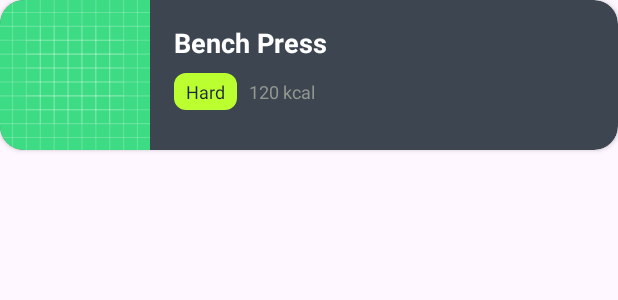
After one commit to m-belefqih/FitHub, an Android app: the layout item_exercise.xml on its own in the app's theme, with its tools: preview values and no code run, on a phone screen of 412 x 824 dp. The commit adds this screen. Shown: the top 300 px of the screen. Run offline under Robolectric (Android 15) with nearby library versions, the phone set to English and light mode, and no system bars.

Commit message:
Add new layout/items

```diff
--- /dev/null
+++ b/app/src/main/res/layout/item_exercise.xml
@@ -0,0 +1,71 @@
+<?xml version="1.0" encoding="utf-8"?>
+<androidx.cardview.widget.CardView xmlns:android="http://schemas.android.com/apk/res/android"
+    xmlns:app="http://schemas.android.com/apk/res-auto"
+    android:layout_width="match_parent"
+    android:layout_height="100dp"
+    android:layout_marginBottom="12dp"
+    app:cardBackgroundColor="@color/dark_surface_light"
+    app:cardCornerRadius="16dp"
+    app:cardElevation="2dp">
+
+    <androidx.constraintlayout.widget.ConstraintLayout
+        android:layout_width="match_parent"
+        android:layout_height="match_parent">
+
+        <ImageView
+            android:id="@+id/imgExercise"
+            android:layout_width="100dp"
+            android:layout_height="match_parent"
+            android:scaleType="centerCrop"
+            android:src="@drawable/ic_launcher_background"
+            app:layout_constraintStart_toStartOf="parent"/>
+
+        <TextView
+            android:id="@+id/tvExerciseName"
+            android:layout_width="0dp"
+            android:layout_height="wrap_content"
+            android:text="Bench Press"
+            android:textColor="@color/white"
+            android:textSize="18sp"
+            android:textStyle="bold"
+            android:layout_marginStart="16dp"
+            android:layout_marginTop="16dp"
+            app:layout_constraintStart_toEndOf="@id/imgExercise"
+            app:layout_constraintTop_toTopOf="parent"
+            app:layout_constraintEnd_toEndOf="parent"/>
+
+        <LinearLayout
+            android:layout_width="0dp"
+            android:layout_height="wrap_content"
+            android:orientation="horizontal"
+            android:layout_marginStart="16dp"
+            android:layout_marginTop="8dp"
+            app:layout_constraintTop_toBottomOf="@id/tvExerciseName"
+            app:layout_constraintStart_toEndOf="@id/imgExercise"
+            app:layout_constraintEnd_toEndOf="parent">
+
+            <TextView
+                android:id="@+id/tvDifficulty"
+                android:layout_width="wrap_content"
+                android:layout_height="wrap_content"
+                android:text="Hard"
+                android:textSize="12sp"
+                android:textColor="@color/black_primary"
+                android:background="@drawable/bg_tag"
+                android:paddingStart="8dp"
+                android:paddingEnd="8dp"
+                android:paddingTop="4dp"
+                android:paddingBottom="4dp"
+                android:layout_marginEnd="8dp"/>
+
+            <TextView
+                android:id="@+id/tvCalories"
+                android:layout_width="wrap_content"
+                android:layout_height="wrap_content"
+                android:text="120 kcal"
+                android:textSize="12sp"
+                android:textColor="@color/grey_text" />
+        </LinearLayout>
+
+    </androidx.constraintlayout.widget.ConstraintLayout>
+</androidx.cardview.widget.CardView>
```
Also changed, not shown: app/src/main/res/layout/bottomsheetlayout.xml (+4 -4 lines), app/src/main/res/layout/item_muscle.xml (added, +38 -0 lines), app/src/main/res/layout/item_workout_card.xml (added, +101 -0 lines), app/src/main/res/layout/item_workout_plan.xml (added, +41 -0 lines).
